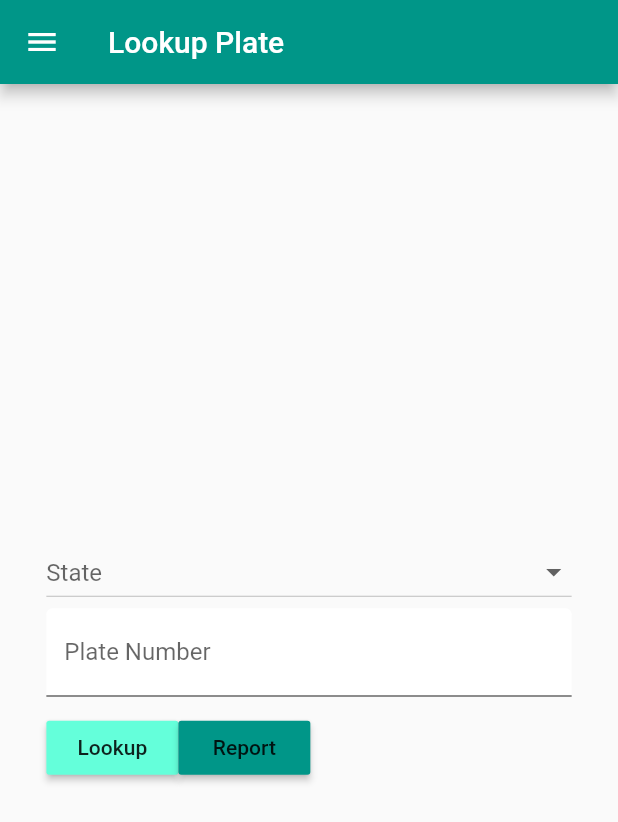
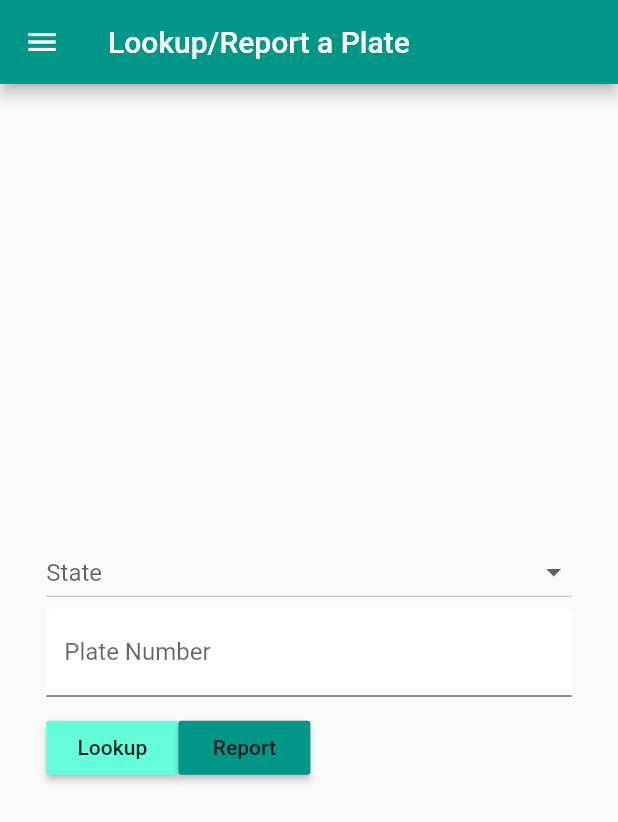
Before and after one commit to NeonArray/lpj-flutter-mvc, a Flutter app: the LookupView screen opened directly with empty values, on a phone screen of 412 x 824 dp. Shown: the top 822 px of the screen. Run offline on Flutter 3.47's test engine with Material 2 defaults, Android fonts, the phone set to English and light mode, and no system bars; our stand-ins replace firebase_auth, firebase_core, flutter_dotenv, modal_progress_hud, rxdart, sentry; accounts and stored records are empty; statements that could not run were skipped.

Commit message:
Update AppBar title

```diff
--- a/lib/views/lookup.dart
+++ b/lib/views/lookup.dart
@@ -100,7 +100,7 @@ class _LookupViewState extends State<LookupView> {
 		return Scaffold(
 			drawer: NavigationDrawer(),
 			appBar: AppBar(
-				title: Text('Lookup Plate'),
+				title: Text('Lookup/Report a Plate'),
 			),
 			body: Container(
 				padding: EdgeInsets.all(10.0),
```
